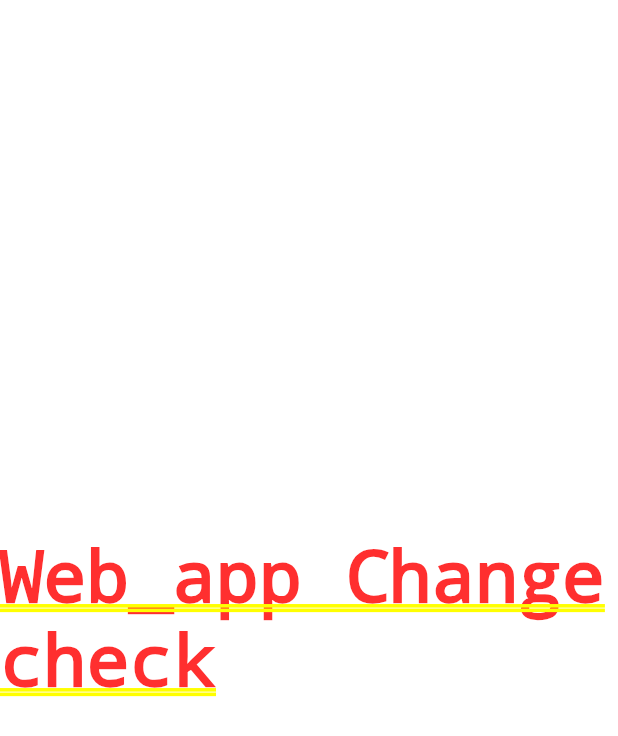
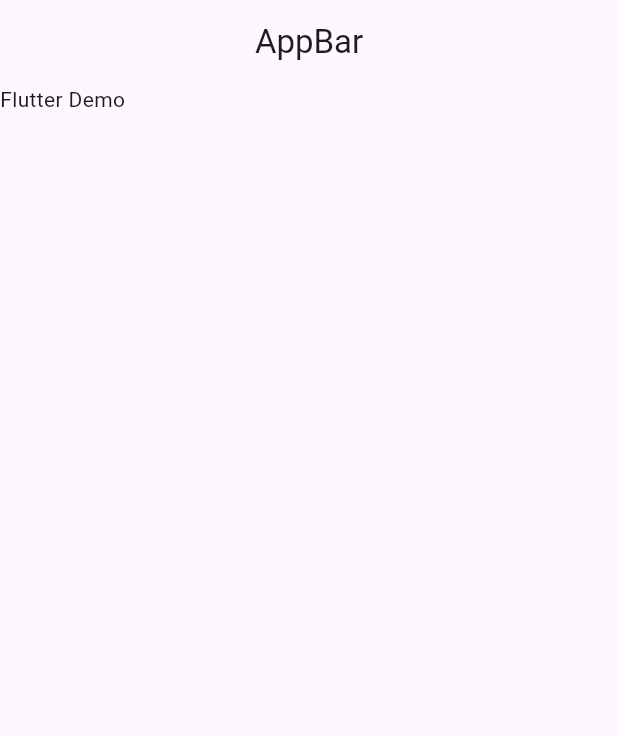
Before and after one commit to HappyFromKz/flutter_web_app, a Flutter app: the screen it shows after launch, on a phone screen of 412 x 824 dp. Shown: the top 736 px of the screen. Run offline on Flutter 3.47's test engine with Material 3 defaults, Android fonts, the phone set to English and light mode, and no system bars.

Commit message:
change text in main.dart

```diff
--- a/lib/main.dart
+++ b/lib/main.dart
@@ -16,11 +16,12 @@ class MyApp extends StatelessWidget {
         colorScheme: ColorScheme.fromSeed(seedColor: Colors.deepPurple),
         useMaterial3: true,
       ),
-      home: const Center(
-        child: Column(
-          mainAxisAlignment: MainAxisAlignment.center,
-          children: [Text('Web_app Change check')],
-        )
+      home: Scaffold(
+        appBar: AppBar(
+          title: Text('AppBar'),
+          centerTitle: true,
+        ),
+        body: Text('Flutter Demo'),
       ),
     );
   }
```
